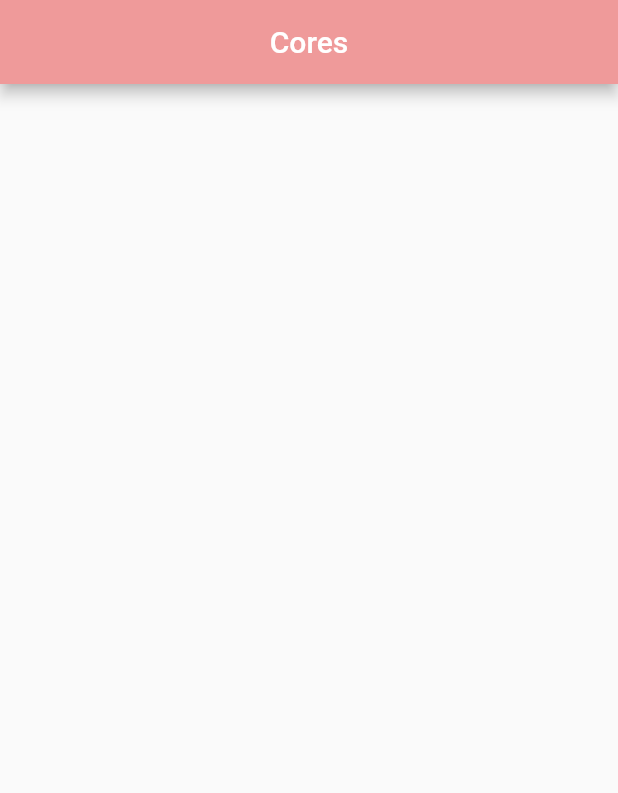
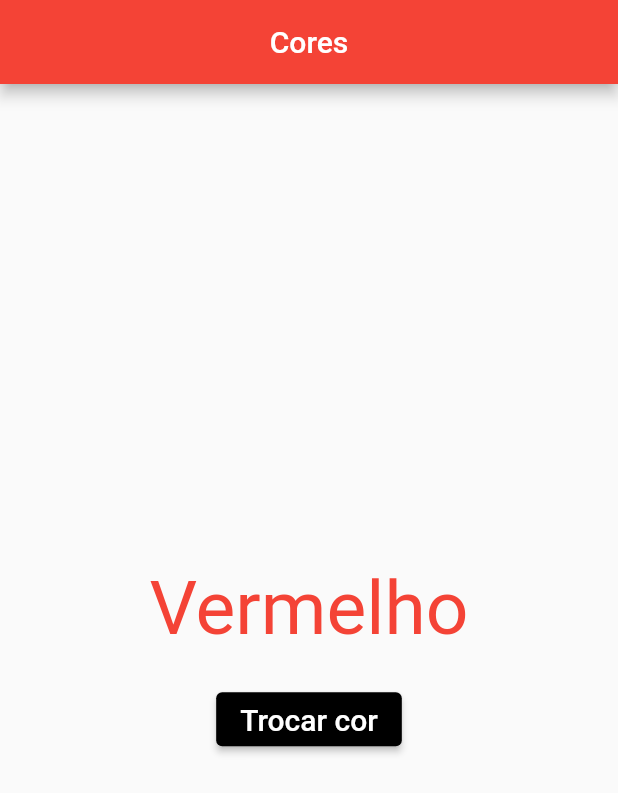
Before and after one commit to leoragassio/app-mobile-4semestre, a Flutter app: the screen it shows after launch, on a phone screen of 412 x 824 dp. Shown: the top 793 px of the screen. Run offline on Flutter 3.47's test engine with Material 2 defaults, Android fonts, the phone set to English and light mode, and no system bars.

Commit message:
Adriel 01

```diff
--- a/app1/lib/main.dart
+++ b/app1/lib/main.dart
@@ -3,20 +3,51 @@ import 'package:flutter/material.dart';
 void main() => runApp(Cores());
 
 class Cores extends StatelessWidget {
-  const Cores({super.key});
+
+ final Color corPrincipal = Colors.red;
 
   @override
   Widget build(BuildContext context) {
     return MaterialApp(
       title: 'Cores',
-      home: Scaffold(
+      home: new Scaffold(
         appBar: AppBar(
           title: Text('Cores'),
-          backgroundColor: Colors.red[200],
+          backgroundColor: corPrincipal,
           centerTitle: true,
         ),
-      ),
-    );
+          body: Center(
+            child: Column(
+              mainAxisAlignment: MainAxisAlignment.center,
+              crossAxisAlignment: CrossAxisAlignment.center,
+              children: [
+                Text(
+                  'Vermelho',
+                  style: TextStyle(
+                    fontSize: 50,
+                    color: corPrincipal,
+                  ),
+                ),
+                Padding(
+                  padding: EdgeInsets.all(10),
+                ),
+                ElevatedButton(
+                  onPressed: (){},
+                  child: Text(
+                    'Trocar cor',
+                    style:  TextStyle(
+                      fontSize: 20,
+                    ),
+                  ),
+                  style: ElevatedButton.styleFrom(
+                    primary: Colors.black,
+                  ),
+                ),
+              ],
+            ),
+          ),
+        ),
+      );
   }
 }
 //Parei no video 8  da PlayList
```
